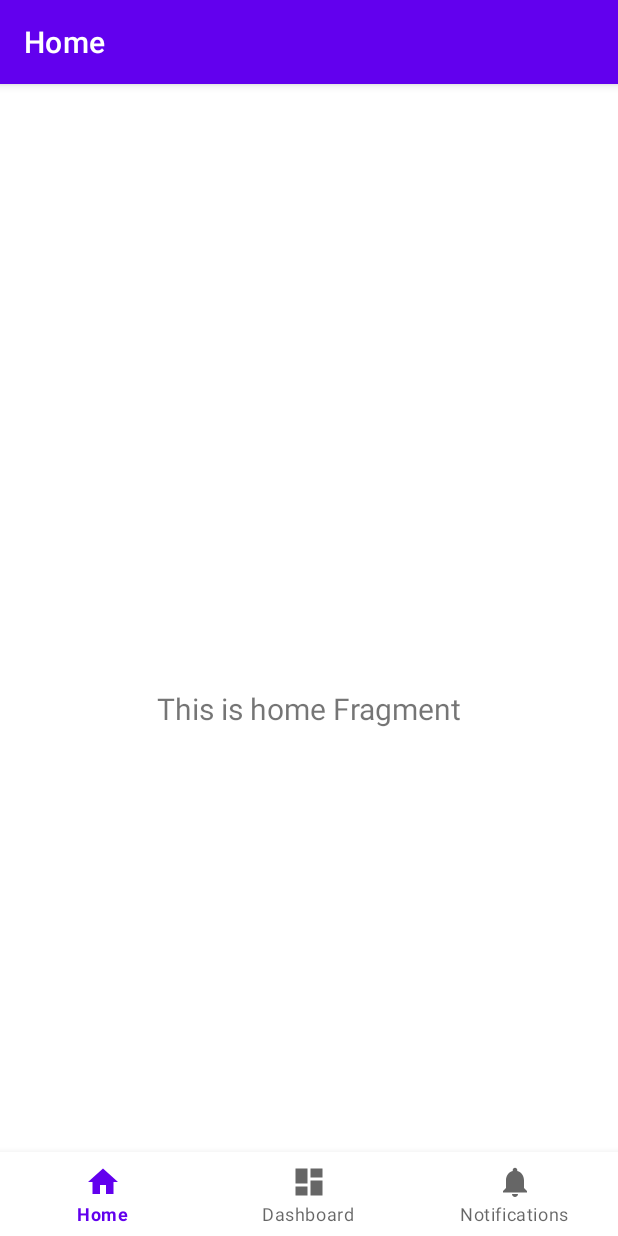
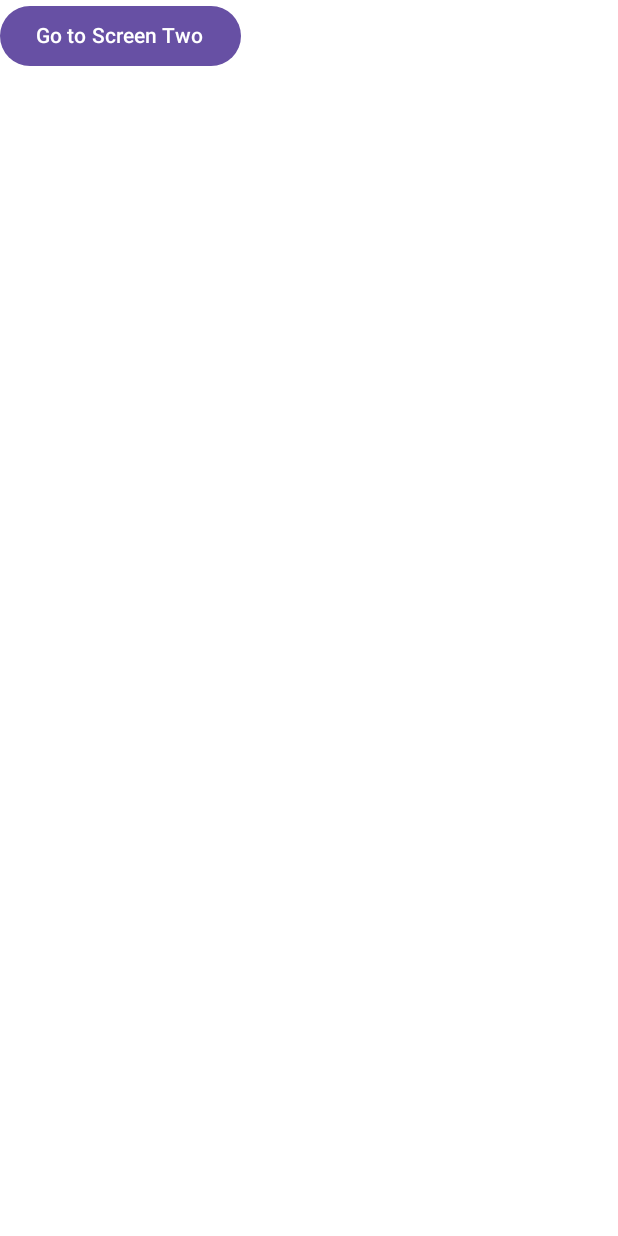
Before and after one commit to Cybernick8/BlindSpotNews, an Android app built with Jetpack Compose: the screen it shows after launch (MainActivity), on a phone screen of 412 x 824 dp. Run offline under Robolectric (Android 15) with nearby library versions, the phone set to English and light mode, and no system bars.

Commit message:
update: 2 screens made

```diff
--- a/app/src/main/java/com/example/blindspotnews/MainActivity.kt
+++ b/app/src/main/java/com/example/blindspotnews/MainActivity.kt
@@ -1,35 +1,50 @@
 package com.example.blindspotnews
 
 import android.os.Bundle
-import com.google.android.material.bottomnavigation.BottomNavigationView
-import androidx.appcompat.app.AppCompatActivity
-import androidx.navigation.findNavController
-import androidx.navigation.ui.AppBarConfiguration
-import androidx.navigation.ui.setupActionBarWithNavController
-import androidx.navigation.ui.setupWithNavController
-import com.example.blindspotnews.databinding.ActivityMainBinding
+import androidx.activity.ComponentActivity
+import androidx.activity.compose.setContent
+import androidx.compose.material3.Button
+import androidx.compose.material3.Text
+import androidx.compose.runtime.Composable
+import androidx.navigation.NavHostController
+import androidx.navigation.compose.NavHost
+import androidx.navigation.compose.composable
+import androidx.navigation.compose.rememberNavController
+import com.example.blindspotnews.ui.ScreenOne
+import com.example.blindspotnews.ui.ScreenTwo
 
-class MainActivity : AppCompatActivity() {
-
-    private lateinit var binding: ActivityMainBinding
-
+class MainActivity : ComponentActivity() {
     override fun onCreate(savedInstanceState: Bundle?) {
         super.onCreate(savedInstanceState)
-
-        binding = ActivityMainBinding.inflate(layoutInflater)
-        setContentView(binding.root)
-
-        val navView: BottomNavigationView = binding.navView
-
-        val navController = findNavController(R.id.nav_host_fragment_activity_main)
-        // Passing each menu ID as a set of Ids because each
-        // menu should be considered as top level destinations.
-        val appBarConfiguration = AppBarConfiguration(
-            setOf(
-                R.id.navigation_home, R.id.navigation_dashboard, R.id.navigation_notifications
-            )
-        )
-        setupActionBarWithNavController(navController, appBarConfiguration)
-        navView.setupWithNavController(navController)
+        setContent {
+            AppNavigation()
+        }
     }
 }
+
+@Composable
+fun AppNavigation() {
+    val navController = rememberNavController()
+    NavHost(navController = navController, startDestination = "screen_one") {
+        composable("screen_one") {
+            ScreenOneWithButton(navController)
+        }
+        composable("screen_two") {
+            ScreenTwoWithButton(navController)
+        }
+    }
+}
+
+@Composable
+fun ScreenOneWithButton(navController: NavHostController) {
+    Button(onClick = { navController.navigate("screen_two") }) {
+        Text("Go to Screen Two")
+    }
+}
+
+@Composable
+fun ScreenTwoWithButton(navController: NavHostController) {
+    Button(onClick = { navController.navigate("screen_one") }) {
+        Text("Go back to Screen One")
+    }
+}
--- a/app/src/main/res/layout/activity_main.xml
+++ /dev/null
@@ -1,33 +0,0 @@
-<?xml version="1.0" encoding="utf-8"?>
-<androidx.constraintlayout.widget.ConstraintLayout xmlns:android="http://schemas.android.com/apk/res/android"
-    xmlns:app="http://schemas.android.com/apk/res-auto"
-    android:id="@+id/container"
-    android:layout_width="match_parent"
-    android:layout_height="match_parent"
-    android:paddingTop="?attr/actionBarSize">
-
-    <com.google.android.material.bottomnavigation.BottomNavigationView
-        android:id="@+id/nav_view"
-        android:layout_width="0dp"
-        android:layout_height="wrap_content"
-        android:layout_marginStart="0dp"
-        android:layout_marginEnd="0dp"
-        android:background="?android:attr/windowBackground"
-        app:layout_constraintBottom_toBottomOf="parent"
-        app:layout_constraintLeft_toLeftOf="parent"
-        app:layout_constraintRight_toRightOf="parent"
-        app:menu="@menu/bottom_nav_menu" />
-
-    <fragment
-        android:id="@+id/nav_host_fragment_activity_main"
-        android:name="androidx.navigation.fragment.NavHostFragment"
-        android:layout_width="match_parent"
-        android:layout_height="match_parent"
-        app:defaultNavHost="true"
-        app:layout_constraintBottom_toTopOf="@id/nav_view"
-        app:layout_constraintLeft_toLeftOf="parent"
-        app:layout_constraintRight_toRightOf="parent"
-        app:layout_constraintTop_toTopOf="parent"
-        app:navGraph="@navigation/mobile_navigation" />
-
-</androidx.constraintlayout.widget.ConstraintLayout>
--- a/build.gradle.kts
+++ b/build.gradle.kts
@@ -1,5 +1,7 @@
 // Top-level build file where you can add configuration options common to all sub-projects/modules.
 plugins {
+    // Use ONLY aliases from libs.versions.toml
     alias(libs.plugins.android.application) apply false
     alias(libs.plugins.kotlin.android) apply false
+    alias(libs.plugins.compose.compiler) apply false
 }
```
Also changed, not shown: app/build.gradle.kts (+36 -9 lines), gradle/libs.versions.toml (+28 -3 lines), gradle/wrapper/gradle-wrapper.properties.
